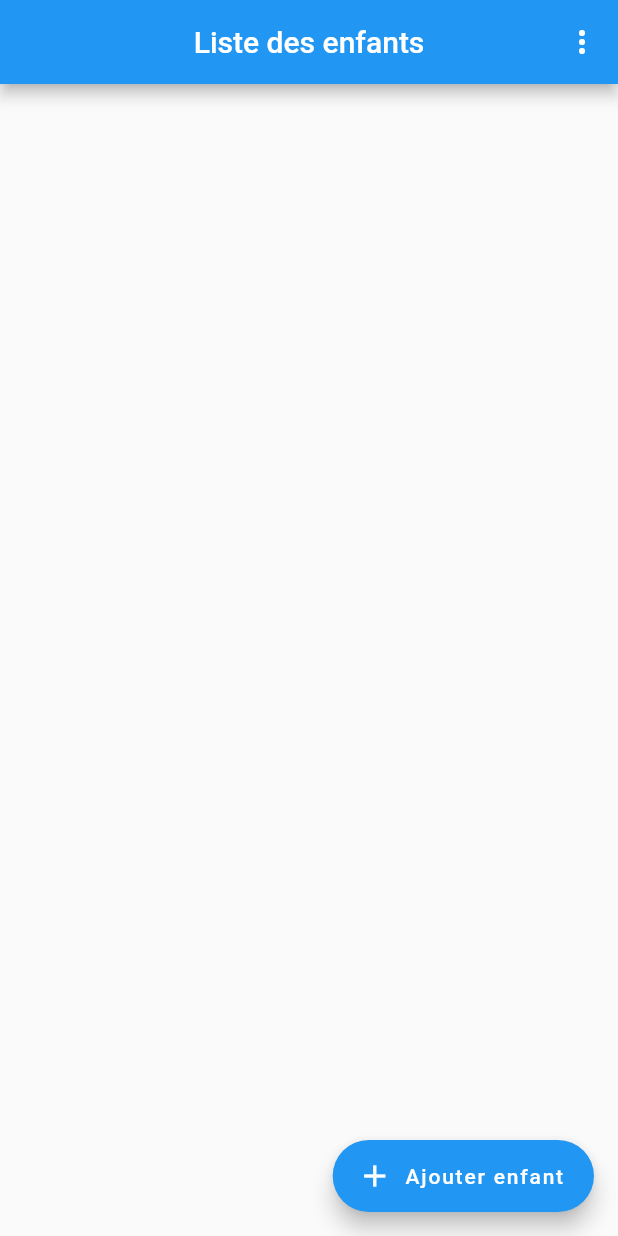
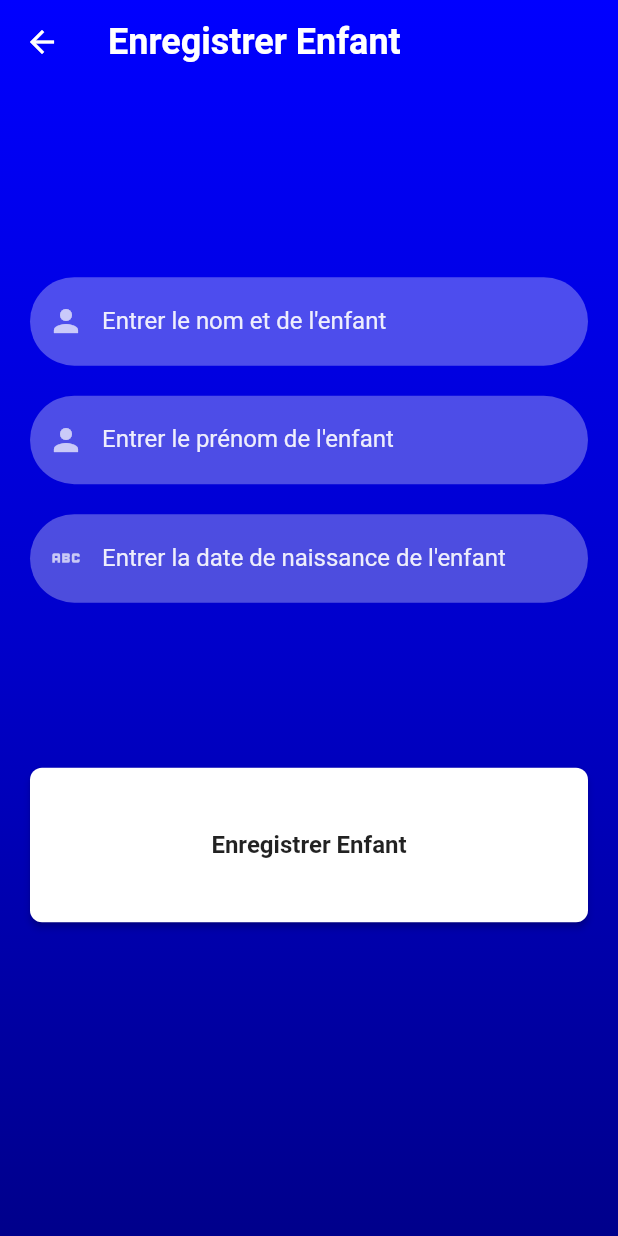
Before and after one commit to aboudalaeddine/XpertAutism, a Flutter app: the MainPageenf screen opened directly, after a tap on "Ajouter enfant", on a phone screen of 412 x 824 dp. Run offline on Flutter 3.47's test engine with Material 2 defaults, Android fonts, the phone set to English and light mode, and no system bars; our stand-ins replace firebase_auth, firebase_core; accounts and stored records are empty.

Commit message:
modification n2

```diff
--- /dev/null
+++ b/lib/screens/ajouter_enfant.dart
@@ -0,0 +1,66 @@
+import 'package:flutter/material.dart';
+
+import '../reusable_widgets/reusable_widget.dart';
+import '../utils/color_utils.dart';
+
+class AjouterEnfant extends StatefulWidget {
+  const AjouterEnfant({Key? key}) : super(key: key);
+
+  @override
+  State<AjouterEnfant> createState() => _AjouterEnfantState();
+}
+
+class _AjouterEnfantState extends State<AjouterEnfant> {
+  TextEditingController _passwordTextController = TextEditingController();
+  TextEditingController _ageTextController = TextEditingController();
+  TextEditingController _userNameTextController = TextEditingController();
+  @override
+  Widget build(BuildContext context) {
+    return Scaffold(
+      extendBodyBehindAppBar: true,
+      appBar: AppBar(
+        backgroundColor: Colors.transparent,
+        elevation: 0,
+        title: const Text(
+          "Enregistrer Enfant",
+          style: TextStyle(fontSize: 24, fontWeight: FontWeight.bold),
+        ),
+      ),
+      body: Container(
+          width: MediaQuery.of(context).size.width,
+          height: MediaQuery.of(context).size.height,
+          decoration: BoxDecoration(
+              gradient: LinearGradient(colors: [
+            hexStringTocolor("0000FF"),
+            hexStringTocolor("0000CD"),
+            hexStringTocolor("00008B")
+          ], begin: Alignment.topCenter, end: Alignment.bottomCenter)),
+          child: SingleChildScrollView(
+              child: Padding(
+            padding: EdgeInsets.fromLTRB(
+                20, MediaQuery.of(context).size.height * 0.2, 20, 0),
+            child: Column(children: <Widget>[
+              const SizedBox(
+                height: 20,
+              ),
+              reusableTextField("Entrer le nom et de l'enfant", Icons.person,
+                  false, _userNameTextController),
+              const SizedBox(
+                height: 20,
+              ),
+              reusableTextField("Entrer le prénom de l'enfant", Icons.person,
+                  false, _userNameTextController),
+              const SizedBox(
+                height: 20,
+              ),
+              reusableTextField("Entrer la date de naissance de l'enfant",
+                  Icons.abc_outlined, false, _ageTextController),
+              const SizedBox(
+                height: 100,
+              ),
+              UserTypeButton(context, "Enregistrer Enfant", () {}),
+            ]),
+          ))),
+    );
+  }
+}
--- a/lib/screens/listenfant_screen.dart
+++ b/lib/screens/listenfant_screen.dart
@@ -2,9 +2,11 @@ import 'package:firebase_auth/firebase_auth.dart';
 import 'package:firebase_core/firebase_core.dart';
 import 'package:flutter/material.dart';
 import 'package:flutter/services.dart';
+import 'package:xpert_autism/screens/ajouter_enfant.dart';
 import 'package:xpert_autism/screens/first_home_screen.dart';
 import 'package:xpert_autism/screens/listetudiant_screen.dart';
 
+import '../reusable_widgets/reusable_widget.dart';
 import 'signin_screen.dart';
 
 Future main() async {
@@ -73,7 +75,10 @@ class MainPageenf extends StatelessWidget {
         floatingActionButton: FloatingActionButton.extended(
             label: const Text("Ajouter enfant"),
             icon: Icon(Icons.add),
-            onPressed: () {}),
+            onPressed: () {
+              Navigator.push(context,
+                  MaterialPageRoute(builder: (context) => AjouterEnfant()));
+            }),
       );
 
   void onSelected(BuildContext context, int item) {
```
